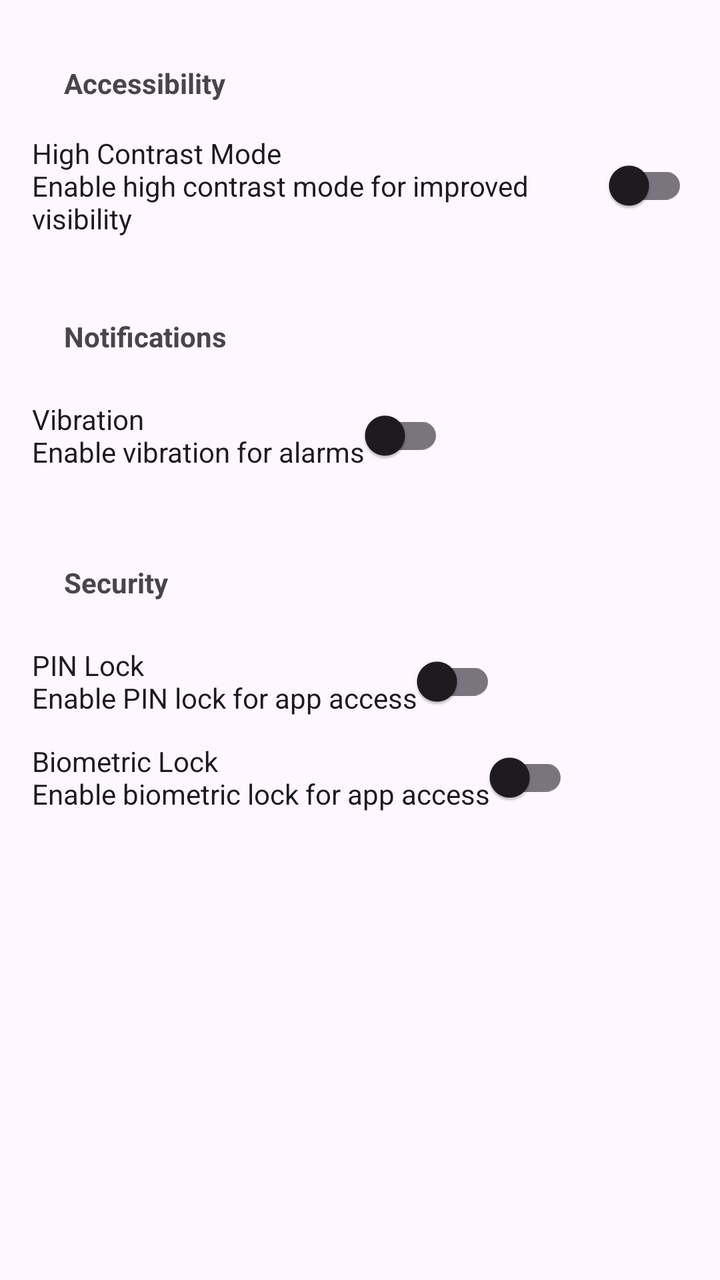
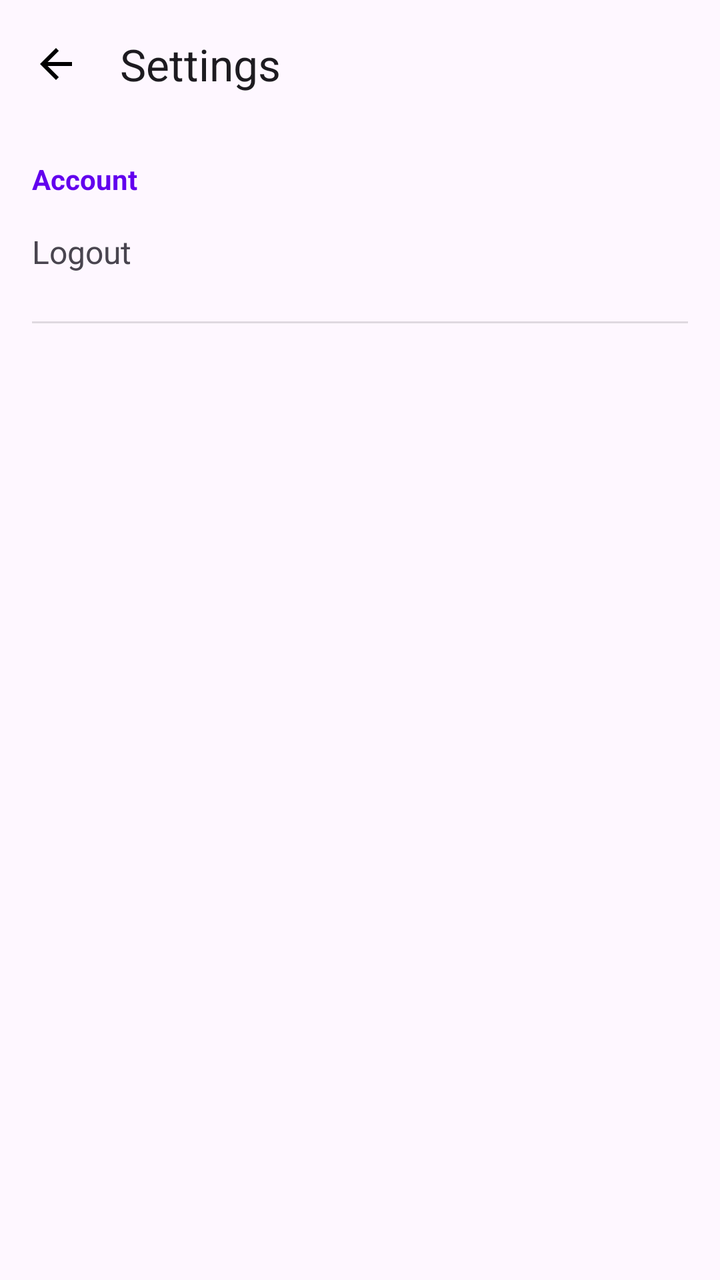

The first picture is an Android layout as it rendered before a commit; the second is the same layout after the commit. The layout source and the unified diff follow.
<!-- AndroidManifest.xml: application theme Theme.NetraMeds -->
<!-- res/layout/fragment_settings.xml -->
<?xml version="1.0" encoding="utf-8"?>
<ScrollView
    xmlns:android="http://schemas.android.com/apk/res/android"
    xmlns:tools="http://schemas.android.com/tools"
    android:layout_width="match_parent"
    android:layout_height="match_parent"
    tools:context=".settings.SettingsFragment">

    <LinearLayout
        android:layout_width="match_parent"
        android:layout_height="wrap_content"
        android:orientation="vertical"
        android:padding="16dp">

        <TextView style="@style/SettingsHeader" android:text="Accessibility"/>
        <RelativeLayout style="@style/SettingsItem">
            <TextView style="@style/SettingsItemText" android:text="Text Size\nAdjust text size for better readability"/>
            <TextView style="@style/SettingsItemValue" android:text="Medium"/>
        </RelativeLayout>
        <com.google.android.material.switchmaterial.SwitchMaterial
            style="@style/SettingsSwitch"
            android:text="High Contrast Mode\nEnable high contrast mode for improved visibility"/>

        <TextView style="@style/SettingsHeader" android:text="Notifications" android:layout_marginTop="24dp"/>
        <com.google.android.material.switchmaterial.SwitchMaterial
            style="@style/SettingsSwitch"
            android:text="Vibration\nEnable vibration for alarms"/>

        <TextView style="@style/SettingsHeader" android:text="Security" android:layout_marginTop="24dp"/>
        <com.google.android.material.switchmaterial.SwitchMaterial
            style="@style/SettingsSwitch"
            android:text="PIN Lock\nEnable PIN lock for app access"/>
        <com.google.android.material.switchmaterial.SwitchMaterial
            style="@style/SettingsSwitch"
            android:text="Biometric Lock\nEnable biometric lock for app access"/>

    </LinearLayout>
</ScrollView>
<!-- resources referenced by this layout -->
<resources>
  <style name="SettingsHeader" parent="Widget.AppCompat.TextView">
          <item name="android:layout_width">match_parent</item>
          <item name="android:layout_height">wrap_content</item>
          <item name="android:textStyle">bold</item>
          <item name="android:padding">16dp</item>
      </style>
  <style name="SettingsItem">
          
      </style>
  <style name="SettingsItemText">
          <item name="android:layout_width">0dp</item>
          <item name="android:layout_height">wrap_content</item>
          <item name="android:layout_weight">1</item>
          <item name="android:textSize">16sp</item>
      </style>
  <style name="SettingsItemValue">
          <item name="android:layout_width">wrap_content</item>
          <item name="android:layout_height">wrap_content</item>
          <item name="android:textSize">14sp</item>
      </style>
  <style name="SettingsSwitch" parent="Widget.AppCompat.CompoundButton.Switch">
          <item name="android:layout_width">wrap_content</item>
          <item name="android:layout_height">wrap_content</item>
      </style>
  <style name="Theme.NetraMeds" parent="Base.Theme.NetraMeds" />
  <style name="Base.Theme.NetraMeds" parent="Theme.Material3.DayNight.NoActionBar">
          
          
          <item name="colorPrimary">@color/my_light_primary</item>
          <item name="colorPrimaryVariant">@color/my_light_primary_variant</item>
          <item name="colorOnPrimary">@color/my_light_onPrimary</item>
  
      </style>
  <color name="my_light_primary">#6200EE</color>
  <color name="my_light_primary_variant">#3700B3</color>
  <color name="my_light_onPrimary">#FFFFFF</color>
</resources>

<!-- the commit's change to res/layout/fragment_settings.xml (unified diff, before → after) -->
@@ -1,38 +1,57 @@
 <?xml version="1.0" encoding="utf-8"?>
-<ScrollView
-    xmlns:android="http://schemas.android.com/apk/res/android"
+<androidx.constraintlayout.widget.ConstraintLayout xmlns:android="http://schemas.android.com/apk/res/android"
+    xmlns:app="http://schemas.android.com/apk/res-auto"
     xmlns:tools="http://schemas.android.com/tools"
     android:layout_width="match_parent"
     android:layout_height="match_parent"
-    tools:context=".settings.SettingsFragment">
+    tools:context=".features.settings.SettingsFragment">
+
+    <com.google.android.material.appbar.AppBarLayout
+        android:id="@+id/appBarLayout"
+        android:layout_width="match_parent"
+        android:layout_height="wrap_content"
+        app:layout_constraintTop_toTopOf="parent">
+
+        <com.google.android.material.appbar.MaterialToolbar
+            android:id="@+id/toolbar"
+            android:layout_width="match_parent"
+            android:layout_height="?attr/actionBarSize"
+            app:navigationIcon="@drawable/ic_arrow_back"
+            app:title="Settings" />
+    </com.google.android.material.appbar.AppBarLayout>
 
     <LinearLayout
         android:layout_width="match_parent"
-        android:layout_height="wrap_content"
+        android:layout_height="0dp"
         android:orientation="vertical"
-        android:padding="16dp">
+        android:padding="16dp"
+        app:layout_constraintBottom_toBottomOf="parent"
+        app:layout_constraintTop_toBottomOf="@+id/appBarLayout">
 
-        <TextView style="@style/SettingsHeader" android:text="Accessibility"/>
-        <RelativeLayout style="@style/SettingsItem">
-            <TextView style="@style/SettingsItemText" android:text="Text Size\nAdjust text size for better readability"/>
-            <TextView style="@style/SettingsItemValue" android:text="Medium"/>
-        </RelativeLayout>
-        <com.google.android.material.switchmaterial.SwitchMaterial
-            style="@style/SettingsSwitch"
-            android:text="High Contrast Mode\nEnable high contrast mode for improved visibility"/>
+        <TextView
+            android:layout_width="wrap_content"
+            android:layout_height="wrap_content"
+            android:text="Account"
+            android:textStyle="bold"
+            android:textColor="?attr/colorPrimary" />
 
-        <TextView style="@style/SettingsHeader" android:text="Notifications" android:layout_marginTop="24dp"/>
-        <com.google.android.material.switchmaterial.SwitchMaterial
-            style="@style/SettingsSwitch"
-            android:text="Vibration\nEnable vibration for alarms"/>
+        <TextView
+            android:id="@+id/logout_button"
+            android:layout_width="match_parent"
+            android:layout_height="wrap_content"
+            android:text="Logout"
+            android:textSize="16sp"
+            android:paddingVertical="16dp"
+            android:clickable="true"
+            android:focusable="true"
+            android:background="?attr/selectableItemBackground"/>
 
-        <TextView style="@style/SettingsHeader" android:text="Security" android:layout_marginTop="24dp"/>
-        <com.google.android.material.switchmaterial.SwitchMaterial
-            style="@style/SettingsSwitch"
-            android:text="PIN Lock\nEnable PIN lock for app access"/>
-        <com.google.android.material.switchmaterial.SwitchMaterial
-            style="@style/SettingsSwitch"
-            android:text="Biometric Lock\nEnable biometric lock for app access"/>
+        <View
+            android:layout_width="match_parent"
+            android:layout_height="1dp"
+            android:background="?attr/dividerHorizontal"
+            android:layout_marginTop="8dp"/>
 
     </LinearLayout>
-</ScrollView>
+
+</androidx.constraintlayout.widget.ConstraintLayout>
<!-- resource entries referenced after the edit -->
@@ -1,37 +1,15 @@
 <!-- resources referenced by this layout -->
 <resources>
-  <style name="SettingsHeader" parent="Widget.AppCompat.TextView">
-          <item name="android:layout_width">match_parent</item>
-          <item name="android:layout_height">wrap_content</item>
-          <item name="android:textStyle">bold</item>
-          <item name="android:padding">16dp</item>
-      </style>
-  <style name="SettingsItem">
-          
-      </style>
-  <style name="SettingsItemText">
-          <item name="android:layout_width">0dp</item>
-          <item name="android:layout_height">wrap_content</item>
-          <item name="android:layout_weight">1</item>
-          <item name="android:textSize">16sp</item>
-      </style>
-  <style name="SettingsItemValue">
-          <item name="android:layout_width">wrap_content</item>
-          <item name="android:layout_height">wrap_content</item>
-          <item name="android:textSize">14sp</item>
-      </style>
-  <style name="SettingsSwitch" parent="Widget.AppCompat.CompoundButton.Switch">
-          <item name="android:layout_width">wrap_content</item>
-          <item name="android:layout_height">wrap_content</item>
-      </style>
-  <style name="Theme.NetraMeds" parent="Base.Theme.NetraMeds" />
-  <style name="Base.Theme.NetraMeds" parent="Theme.Material3.DayNight.NoActionBar">
-          
-          
+  <!-- drawable ic_arrow_back (drawable) -->
+  <vector xmlns:android="http://schemas.android.com/apk/res/android" android:autoMirrored="true" android:height="24dp" android:tint="#000000" android:viewportHeight="24" android:viewportWidth="24" android:width="24dp">
+        
+      <path android:fillColor="@android:color/white" android:pathData="M20,11H7.83l5.59,-5.59L12,4l-8,8 8,8 1.41,-1.41L7.83,13H20v-2z"/>
+      
+  </vector>
+  <style name="Theme.NetraMeds" parent="Theme.Material3.DayNight.NoActionBar">
           <item name="colorPrimary">@color/my_light_primary</item>
           <item name="colorPrimaryVariant">@color/my_light_primary_variant</item>
           <item name="colorOnPrimary">@color/my_light_onPrimary</item>
-  
       </style>
   <color name="my_light_primary">#6200EE</color>
   <color name="my_light_primary_variant">#3700B3</color>
